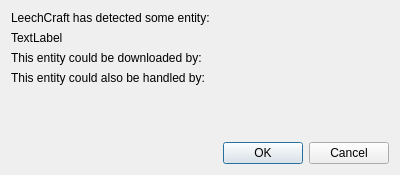
The window that src/handlerchoicedialog.ui (0xd34df00d/leechcraft) describes before a commit, drawn with Qt 5.
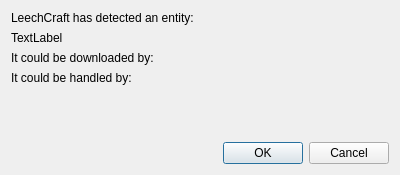
The same window after the commit.

Patch:
```diff
--- a/src/handlerchoicedialog.ui
+++ b/src/handlerchoicedialog.ui
@@ -16,7 +16,7 @@
    <item>
     <widget class="QLabel" name="label_3" >
      <property name="text" >
-      <string>LeechCraft has detected some entity:</string>
+      <string>LeechCraft has detected an entity:</string>
      </property>
     </widget>
    </item>
@@ -30,7 +30,7 @@
    <item>
     <widget class="QLabel" name="DownloadersLabel_" >
      <property name="text" >
-      <string>This entity could be downloaded by:</string>
+      <string>It could be downloaded by:</string>
      </property>
     </widget>
    </item>
@@ -40,7 +40,7 @@
    <item>
     <widget class="QLabel" name="HandlersLabel_" >
      <property name="text" >
-      <string>This entity could also be handled by:</string>
+      <string>It could be handled by:</string>
      </property>
     </widget>
    </item>
```
